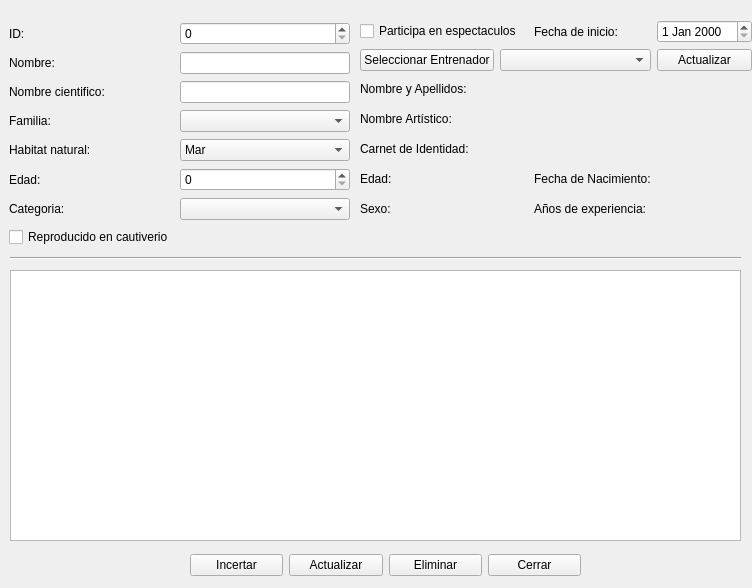
Old version of the form vista/ui/animal_acuatico.ui in the repository daeran84/Acuario.
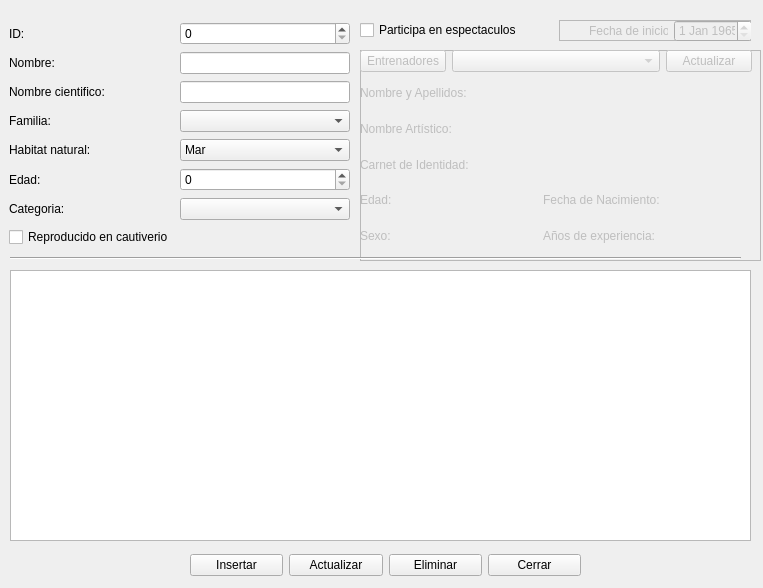
New version of the form.

Commit message:
animal_acuatico
creada función para cargar datos del comboBox de los entrenadores

What changed in the file:
```diff
--- a/vista/ui/animal_acuatico.ui
+++ b/vista/ui/animal_acuatico.ui
@@ -2,23 +2,26 @@
 <ui version="4.0">
  <class>animal_acuatico</class>
  <widget class="QWidget" name="animal_acuatico">
+  <property name="enabled">
+   <bool>true</bool>
+  </property>
   <property name="geometry">
    <rect>
     <x>0</x>
     <y>0</y>
-    <width>752</width>
+    <width>763</width>
     <height>588</height>
    </rect>
   </property>
   <property name="minimumSize">
    <size>
-    <width>752</width>
+    <width>763</width>
     <height>588</height>
    </size>
   </property>
   <property name="maximumSize">
    <size>
-    <width>752</width>
+    <width>763</width>
     <height>588</height>
    </size>
   </property>
@@ -30,7 +33,7 @@
     <rect>
      <x>10</x>
      <y>270</y>
-     <width>731</width>
+     <width>741</width>
      <height>271</height>
     </rect>
    </property>
@@ -290,7 +293,7 @@
     <item>
      <widget class="QPushButton" name="btn_insertar">
       <property name="text">
-       <string>Incertar</string>
+       <string>Insertar</string>
       </property>
      </widget>
     </item>
@@ -317,150 +320,229 @@
     </item>
    </layout>
   </widget>
-  <widget class="QWidget" name="layoutWidget">
+  <widget class="QFrame" name="frame">
+   <property name="enabled">
+    <bool>false</bool>
+   </property>
+   <property name="geometry">
+    <rect>
+     <x>360</x>
+     <y>50</y>
+     <width>401</width>
+     <height>211</height>
+    </rect>
+   </property>
+   <property name="frameShape">
+    <enum>QFrame::StyledPanel</enum>
+   </property>
+   <property name="frameShadow">
+    <enum>QFrame::Raised</enum>
+   </property>
+   <widget class="QWidget" name="layoutWidget">
+    <property name="geometry">
+     <rect>
+      <x>0</x>
+      <y>0</y>
+      <width>392</width>
+      <height>201</height>
+     </rect>
+    </property>
+    <layout class="QGridLayout" name="gridLayout">
+     <item row="2" column="1" colspan="2">
+      <widget class="QComboBox" name="cbx_selec_entr"/>
+     </item>
+     <item row="2" column="3">
+      <widget class="QPushButton" name="btn_act_combobox">
+       <property name="text">
+        <string>Actualizar</string>
+       </property>
+      </widget>
+     </item>
+     <item row="6" column="1">
+      <widget class="QLabel" name="entrenador_edad">
+       <property name="text">
+        <string/>
+       </property>
+      </widget>
+     </item>
+     <item row="5" column="2">
+      <widget class="QLabel" name="entrenador_carnet_identidad">
+       <property name="text">
+        <string/>
+       </property>
+      </widget>
+     </item>
+     <item row="6" column="3">
+      <widget class="QLabel" name="entrenador_nacimiento">
+       <property name="text">
+        <string/>
+       </property>
+      </widget>
+     </item>
+     <item row="7" column="3">
+      <widget class="QLabel" name="entrenador_experiencia">
+       <property name="text">
+        <string/>
+       </property>
+      </widget>
+     </item>
+     <item row="6" column="0">
+      <widget class="QLabel" name="lb4">
+       <property name="text">
+        <string>Edad:</string>
+       </property>
+      </widget>
+     </item>
+     <item row="4" column="0" colspan="2">
+      <widget class="QLabel" name="lb2">
+       <property name="text">
+        <string>Nombre Artístico:</string>
+       </property>
+      </widget>
+     </item>
+     <item row="7" column="1">
+      <widget class="QLabel" name="entrenador_sexo">
+       <property name="text">
+        <string/>
+       </property>
+      </widget>
+     </item>
+     <item row="7" column="2">
+      <widget class="QLabel" name="lb7">
+       <property name="text">
+        <string>Años de experiencia:</string>
+       </property>
+      </widget>
+     </item>
+     <item row="7" column="0">
+      <widget class="QLabel" name="lb5">
+       <property name="text">
+        <string>Sexo:</string>
+       </property>
+      </widget>
+     </item>
+     <item row="3" column="2" colspan="2">
+      <widget class="QLabel" name="entrenador_nombre_apellidos">
+       <property name="text">
+        <string/>
+       </property>
+      </widget>
+     </item>
+     <item row="4" column="2" colspan="2">
+      <widget class="QLabel" name="entrenador_nombre_artistico">
+       <property name="text">
+        <string/>
+       </property>
+      </widget>
+     </item>
+     <item row="6" column="2">
+      <widget class="QLabel" name="lb6">
+       <property name="text">
+        <string>Fecha de Nacimiento:</string>
+       </property>
+      </widget>
+     </item>
+     <item row="3" column="0" colspan="2">
+      <widget class="QLabel" name="lb1">
+       <property name="text">
+        <string>Nombre y Apellidos:</string>
+       </property>
+      </widget>
+     </item>
+     <item row="5" column="0" colspan="2">
+      <widget class="QLabel" name="lb3">
+       <property name="text">
+        <string>Carnet de Identidad:</string>
+       </property>
+      </widget>
+     </item>
+     <item row="2" column="0">
+      <widget class="QPushButton" name="btn_adm_entrenador">
+       <property name="text">
+        <string>Entrenadores</string>
+       </property>
+      </widget>
+     </item>
+    </layout>
+   </widget>
+  </widget>
+  <widget class="QWidget" name="">
    <property name="geometry">
     <rect>
      <x>360</x>
      <y>20</y>
-     <width>392</width>
-     <height>201</height>
+     <width>391</width>
+     <height>21</height>
     </rect>
    </property>
-   <layout class="QGridLayout" name="gridLayout">
-    <item row="8" column="2">
-     <widget class="QLabel" name="lb7">
-      <property name="text">
-       <string>Años de experiencia:</string>
-      </property>
-     </widget>
-    </item>
-    <item row="8" column="0">
-     <widget class="QLabel" name="lb5">
-      <property name="text">
-       <string>Sexo:</string>
-      </property>
-     </widget>
-    </item>
-    <item row="8" column="1">
-     <widget class="QLabel" name="entrenador_sexo">
-      <property name="text">
-       <string/>
-      </property>
-     </widget>
-    </item>
-    <item row="7" column="2">
-     <widget class="QLabel" name="lb6">
-      <property name="text">
-       <string>Fecha de Nacimiento:</string>
-      </property>
-     </widget>
-    </item>
-    <item row="0" column="3">
-     <widget class="QDateEdit" name="valor_inicio"/>
-    </item>
-    <item row="4" column="2" colspan="2">
-     <widget class="QLabel" name="entrenador_nombre_apellidos">
-      <property name="text">
-       <string/>
-      </property>
-     </widget>
-    </item>
-    <item row="5" column="2" colspan="2">
-     <widget class="QLabel" name="entrenador_nombre_artistico">
-      <property name="text">
-       <string/>
-      </property>
-     </widget>
-    </item>
-    <item row="5" column="0" colspan="2">
-     <widget class="QLabel" name="lb2">
-      <property name="text">
-       <string>Nombre Artístico:</string>
-      </property>
-     </widget>
-    </item>
-    <item row="0" column="0" colspan="2">
+   <layout class="QHBoxLayout" name="horizontalLayout_2">
+    <item>
      <widget class="QCheckBox" name="check_espectaculos">
       <property name="text">
        <string>Participa en espectaculos</string>
       </property>
-     </widget>
-    </item>
-    <item row="0" column="2">
-     <widget class="QLabel" name="label_8">
-      <property name="text">
-       <string>Fecha de inicio:</string>
+      <property name="tristate">
+       <bool>false</bool>
       </property>
      </widget>
     </item>
-    <item row="4" column="0" colspan="2">
-     <widget class="QLabel" name="lb1">
-      <property name="text">
-       <string>Nombre y Apellidos:</string>
+    <item>
+     <widget class="QFrame" name="frame_2">
+      <property name="enabled">
+       <bool>false</bool>
       </property>
-     </widget>
-    </item>
-    <item row="6" column="0" colspan="2">
-     <widget class="QLabel" name="lb3">
-      <property name="text">
-       <string>Carnet de Identidad:</string>
+      <property name="frameShape">
+       <enum>QFrame::StyledPanel</enum>
       </property>
-     </widget>
-    </item>
-    <item row="7" column="1">
-     <widget class="QLabel" name="entrenador_edad">
-      <property name="text">
-       <string/>
+      <property name="frameShadow">
+       <enum>QFrame::Raised</enum>
       </property>
-     </widget>
-    </item>
-    <item row="7" column="0">
-     <widget class="QLabel" name="lb4">
-      <property name="text">
-       <string>Edad:</string>
-      </property>
-     </widget>
-    </item>
-    <item row="6" column="2">
-     <widget class="QLabel" name="entrenador_carnet_identidad">
-      <property name="text">
-       <string/>
-      </property>
-     </widget>
-    </item>
-    <item row="7" column="3">
-     <widget class="QLabel" name="entrenador_nacimiento">
-      <property name="text">
-       <string/>
-      </property>
-     </widget>
-    </item>
-    <item row="8" column="3">
-     <widget class="QLabel" name="entrenador_experiencia">
-      <property name="text">
-       <string/>
-      </property>
-     </widget>
-    </item>
-    <item row="3" column="0">
-     <widget class="QPushButton" name="btn_seleccionar_entrenador">
-      <property name="text">
-       <string>Seleccionar Entrenador</string>
-      </property>
-     </widget>
-    </item>
-    <item row="3" column="1" colspan="2">
-     <widget class="QComboBox" name="cbx_selec_entr"/>
-    </item>
-    <item row="3" column="3">
-     <widget class="QPushButton" name="btn_act_combobox">
-      <property name="text">
-       <string>Actualizar</string>
-      </property>
+      <widget class="QWidget" name="">
+       <property name="geometry">
+        <rect>
+         <x>30</x>
+         <y>0</y>
+         <width>163</width>
+         <height>22</height>
+        </rect>
+       </property>
+       <layout class="QGridLayout" name="gridLayout_2">
+        <item row="0" column="0">
+         <widget class="QLabel" name="label_8">
+          <property name="text">
+           <string>Fecha de inicio:</string>
+          </property>
+         </widget>
+        </item>
+        <item row="0" column="1">
+         <widget class="QDateEdit" name="valor_inicio">
+          <property name="dateTime">
+           <datetime>
+            <hour>0</hour>
+            <minute>0</minute>
+            <second>0</second>
+            <year>1965</year>
+            <month>1</month>
+            <day>1</day>
+           </datetime>
+          </property>
+         </widget>
+        </item>
+       </layout>
+      </widget>
      </widget>
     </item>
    </layout>
   </widget>
+  <zorder>frame</zorder>
+  <zorder>tabla_animal_acuatico</zorder>
+  <zorder>line</zorder>
+  <zorder>layoutWidget</zorder>
+  <zorder>layoutWidget</zorder>
+  <zorder>check_espectaculos</zorder>
+  <zorder>label_8</zorder>
+  <zorder>valor_inicio</zorder>
+  <zorder>frame_2</zorder>
  </widget>
  <resources/>
  <connections/>
```
Left out of the diff: 35 changed lines with no effect on the pictures. The commit also changes 19 other files.
